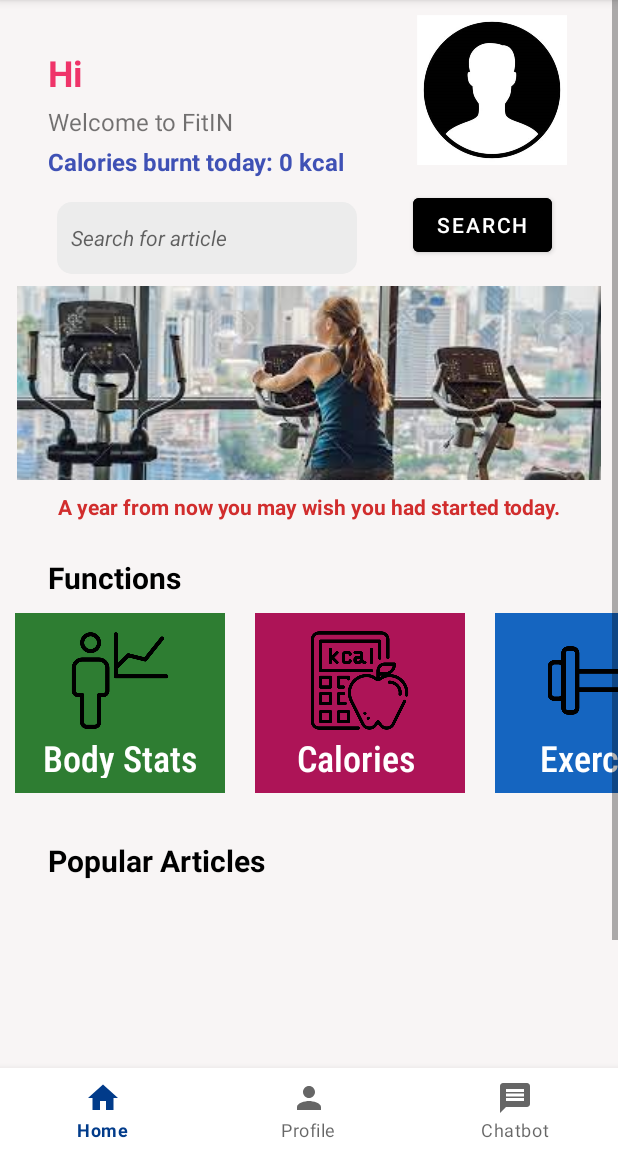
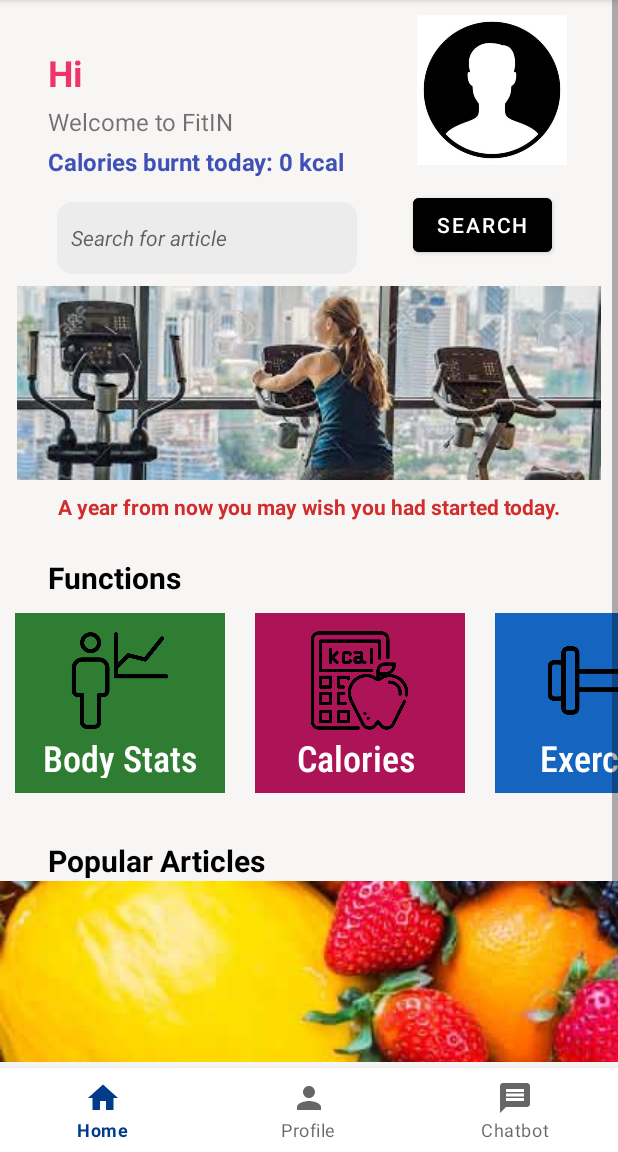
Before and after one commit to hosuiting/COMP3330Project, an Android app: the HomeActivity screen opened directly, with no data from a screen before it, on a phone screen of 412 x 824 dp, the part 84-1236 px from its top. Run offline under Robolectric (Android 15) with nearby library versions, the phone set to English and light mode, and no system bars.

Commit message:
Update activity_home.xml

```diff
--- a/app/src/main/res/layout/activity_home.xml
+++ b/app/src/main/res/layout/activity_home.xml
@@ -25,6 +25,42 @@
             <androidx.constraintlayout.widget.ConstraintLayout
                 android:layout_width="match_parent"
                 android:layout_height="800dp">
+
+                <HorizontalScrollView
+                    android:layout_width="match_parent"
+                    android:layout_height="wrap_content"
+                    app:layout_constraintTop_toBottomOf="@+id/article_text">
+
+                    <LinearLayout
+                        android:layout_width="wrap_content"
+                        android:layout_height="match_parent"
+                        android:orientation="horizontal">
+
+                        <LinearLayout
+                            android:layout_width="match_parent"
+                            android:layout_height="match_parent"
+                            android:orientation="vertical">
+
+                            <ImageView
+                                android:id="@+id/imageView10"
+                                android:layout_width="match_parent"
+                                android:layout_height="wrap_content"
+                                app:srcCompat="@drawable/fruits" />
+                        </LinearLayout>
+
+                        <LinearLayout
+                            android:layout_width="match_parent"
+                            android:layout_height="match_parent"
+                            android:orientation="vertical">
+
+                            <ImageView
+                                android:id="@+id/imageView9"
+                                android:layout_width="match_parent"
+                                android:layout_height="wrap_content"
+                                app:srcCompat="@drawable/carbohydrates1" />
+                        </LinearLayout>
+                    </LinearLayout>
+                </HorizontalScrollView>
 
                 <HorizontalScrollView
                     android:id="@+id/horizontalScrollView2"
```
